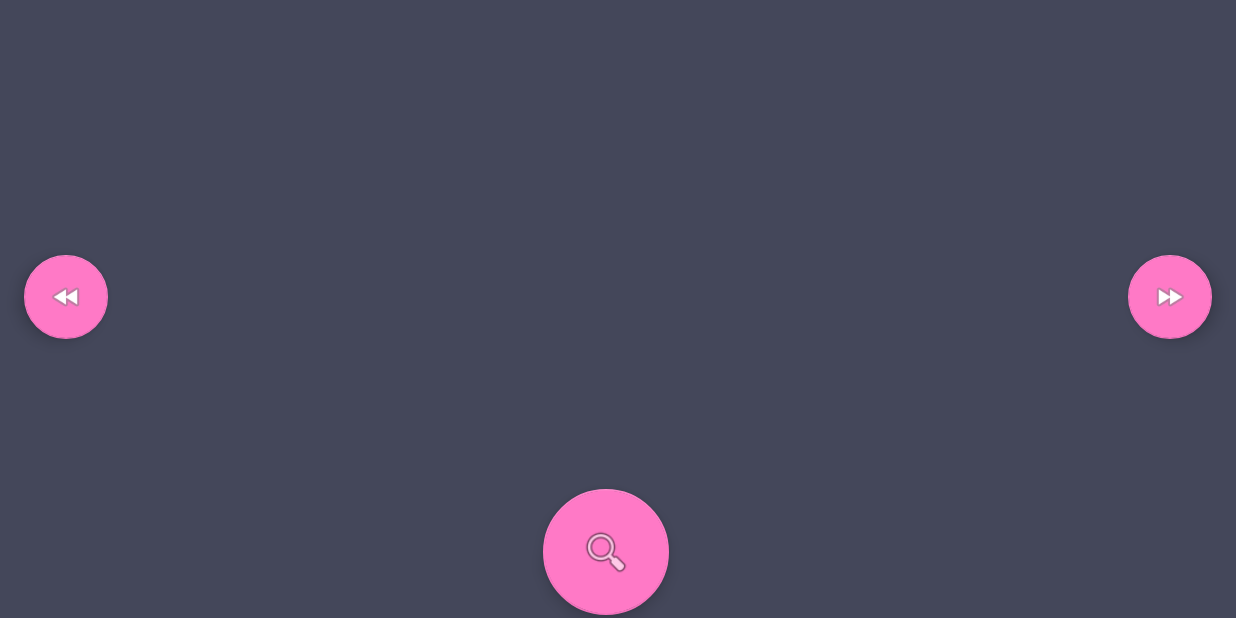
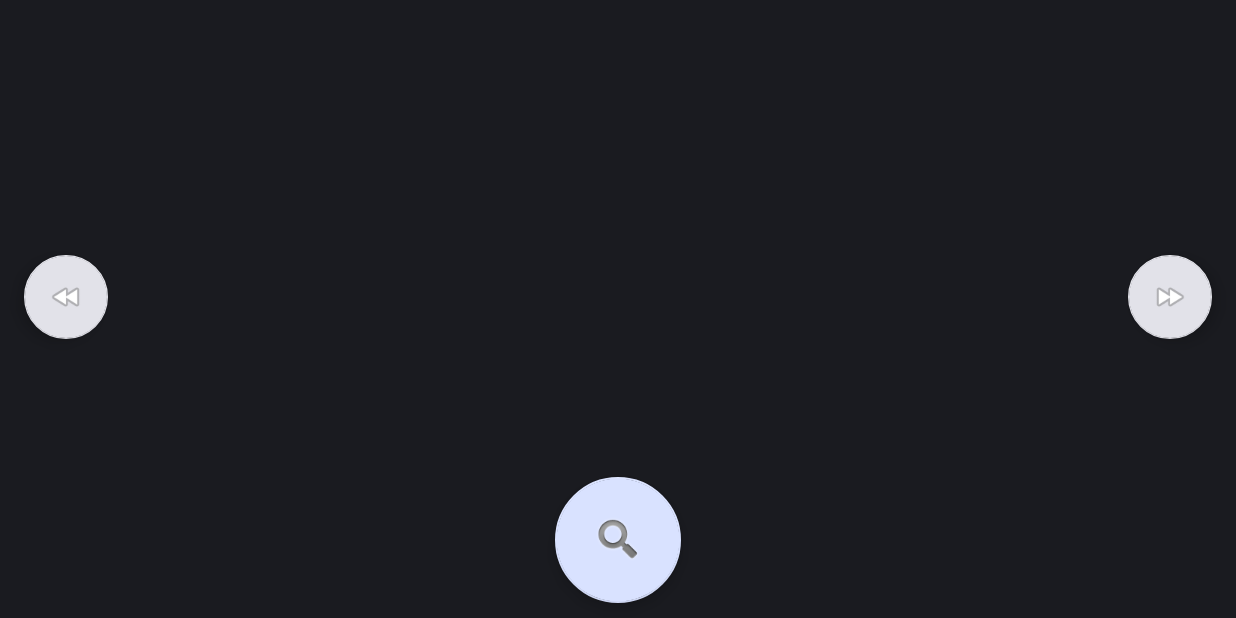
Before and after one commit to painnick/BB8_ESP32, an Android app: the screen it shows after launch (MainActivity), on a phone screen of 824 x 412 dp (held sideways). Run offline under Robolectric (Android 15) with nearby library versions, the phone set to English and light mode, and no system bars; libraries missing offline, so code that uses them is left out: com.google.mediapipe.formats, com.google.mediapipe.solutions; 5 statements that could not run were skipped.

Commit message:
UPDATE. UX

```diff
--- a/Android/bb8/src/main/res/layout/activity_main.xml
+++ b/Android/bb8/src/main/res/layout/activity_main.xml
@@ -1,17 +1,15 @@
 <?xml version="1.0" encoding="utf-8"?>
-<androidx.coordinatorlayout.widget.CoordinatorLayout
-    xmlns:android="http://schemas.android.com/apk/res/android"
+<androidx.coordinatorlayout.widget.CoordinatorLayout xmlns:android="http://schemas.android.com/apk/res/android"
     xmlns:app="http://schemas.android.com/apk/res-auto"
     android:layout_width="match_parent"
     android:layout_height="match_parent"
-    android:background="@color/colorPrimary"
+    android:background="@color/material_dynamic_neutral10"
     android:orientation="horizontal">
 
     <FrameLayout
         android:id="@+id/preview_display_layout"
         android:layout_width="match_parent"
-        android:layout_height="match_parent"
-        >
+        android:layout_height="match_parent">
 
         <TextView
             android:id="@+id/no_view"
@@ -28,6 +26,7 @@
         android:layout_gravity="center|start"
         android:layout_marginStart="16dp"
         android:layout_marginBottom="16dp"
+        app:backgroundTint="@color/material_dynamic_neutral90"
         app:srcCompat="@android:drawable/ic_media_rew" />
 
     <com.google.android.material.floatingactionbutton.FloatingActionButton
@@ -37,6 +36,7 @@
         android:layout_gravity="center|end"
         android:layout_marginEnd="16dp"
         android:layout_marginBottom="16dp"
+        app:backgroundTint="@color/material_dynamic_neutral90"
         app:srcCompat="@android:drawable/ic_media_ff" />
 
     <com.google.android.material.floatingactionbutton.FloatingActionButton
@@ -44,10 +44,10 @@
         android:layout_width="wrap_content"
         android:layout_height="wrap_content"
         android:layout_gravity="center_horizontal|bottom"
-        android:layout_marginEnd="16dp"
-        android:layout_marginBottom="16dp"
+        android:layout_marginBottom="24dp"
         android:scaleX="1.5"
         android:scaleY="1.5"
-        app:srcCompat="@android:drawable/ic_menu_search" />
+        app:backgroundTint="@color/material_dynamic_primary90"
+        app:srcCompat="@android:drawable/ic_search_category_default" />
 
 </androidx.coordinatorlayout.widget.CoordinatorLayout>
```
